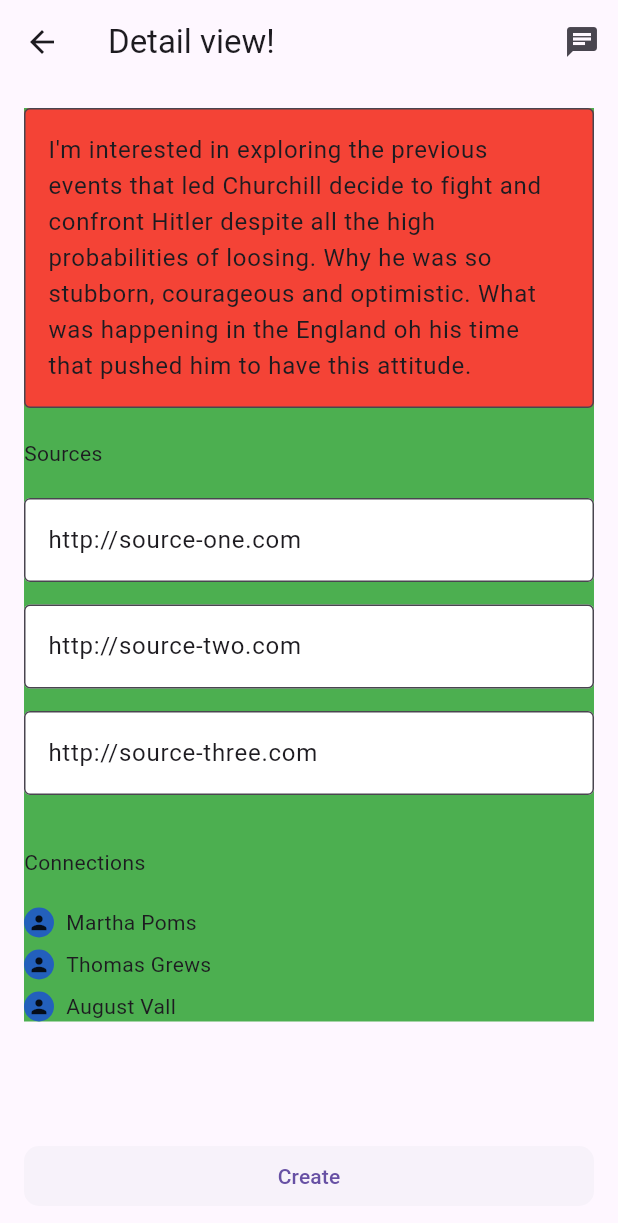
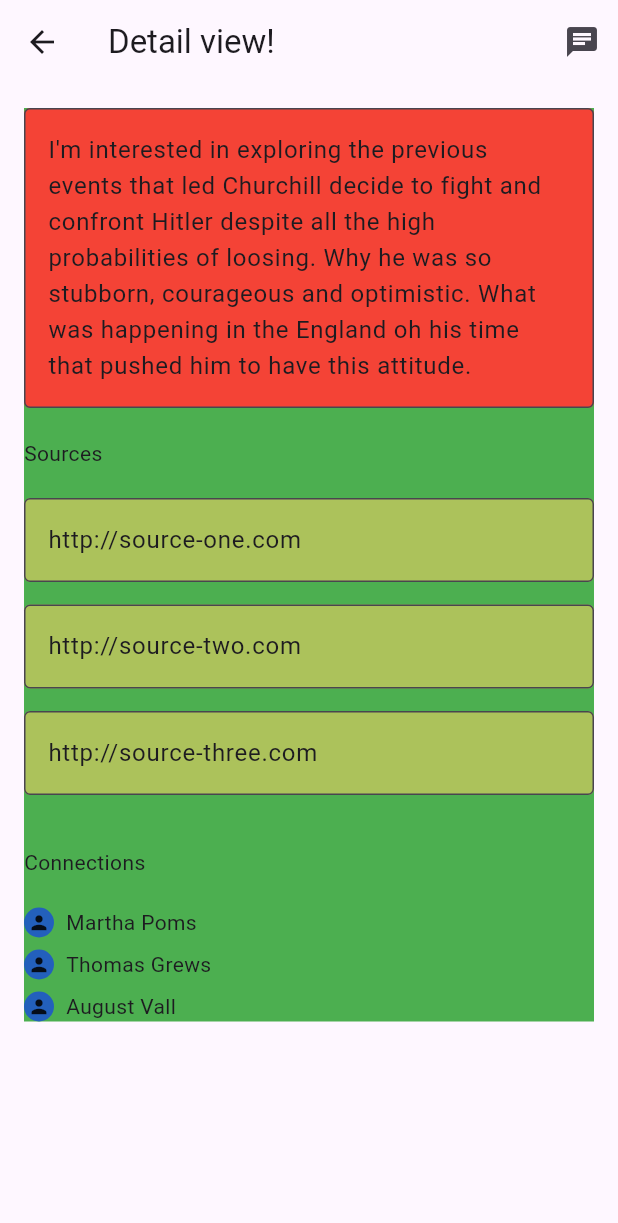
Before and after one commit to omartorresrios/humanconnection, a Flutter app: the screen it shows after launch, after a tap on "I'm interested in exploring the previous", on a phone screen of 412 x 824 dp. Shown: the top 1223 px of the screen. Run offline on Flutter 3.47's test engine with Material 3 defaults, Android fonts, the phone set to English and light mode, and no system bars.

Commit message:
Remove Create button from exploration details view.

```diff
--- a/lib/views/exploration_details_view.dart
+++ b/lib/views/exploration_details_view.dart
@@ -85,22 +85,6 @@ class _ExplorationDetailsViewState extends State<ExplorationDetailsView> {
               icon: const Icon(Icons.chat)),
         ],
       ),
-      bottomNavigationBar: Container(
-        padding: const EdgeInsets.all(16.0),
-        width: double.infinity,
-        child: ElevatedButton(
-            onPressed: () {
-              print("hahaha");
-            },
-            style: ElevatedButton.styleFrom(
-              shape: RoundedRectangleBorder(
-                borderRadius: BorderRadius.circular(10),
-              ),
-              splashFactory: NoSplash.splashFactory,
-              shadowColor: Colors.transparent,
-            ),
-            child: const Text("Create")),
-      ),
       body: SingleChildScrollView(
         child: Padding(
           padding: const EdgeInsets.all(16.0),
@@ -184,6 +168,7 @@ class _ExplorationDetailsViewState extends State<ExplorationDetailsView> {
 
   Widget sourceTextFields() {
     return ListView.builder(
+      padding: const EdgeInsets.all(0.0),
       physics: const NeverScrollableScrollPhysics(),
       // padding: const EdgeInsets.symmetric(horizontal: 15),
       shrinkWrap: true,
@@ -198,7 +183,7 @@ class _ExplorationDetailsViewState extends State<ExplorationDetailsView> {
                   controller: sourceControllers[index],
                   decoration: const InputDecoration(
                       border: OutlineInputBorder(),
-                      fillColor: Color.fromARGB(255, 255, 255, 255),
+                      fillColor: Color.fromARGB(255, 172, 194, 91),
                       filled: true),
                   maxLines: 1,
                   onTap: () {},
@@ -211,6 +196,7 @@ class _ExplorationDetailsViewState extends State<ExplorationDetailsView> {
 
   Widget explorerList(List<User> explorers) {
     return ListView.separated(
+      padding: const EdgeInsets.all(0.0),
       physics: const NeverScrollableScrollPhysics(),
       shrinkWrap: true,
       itemCount: explorers.length,
```
